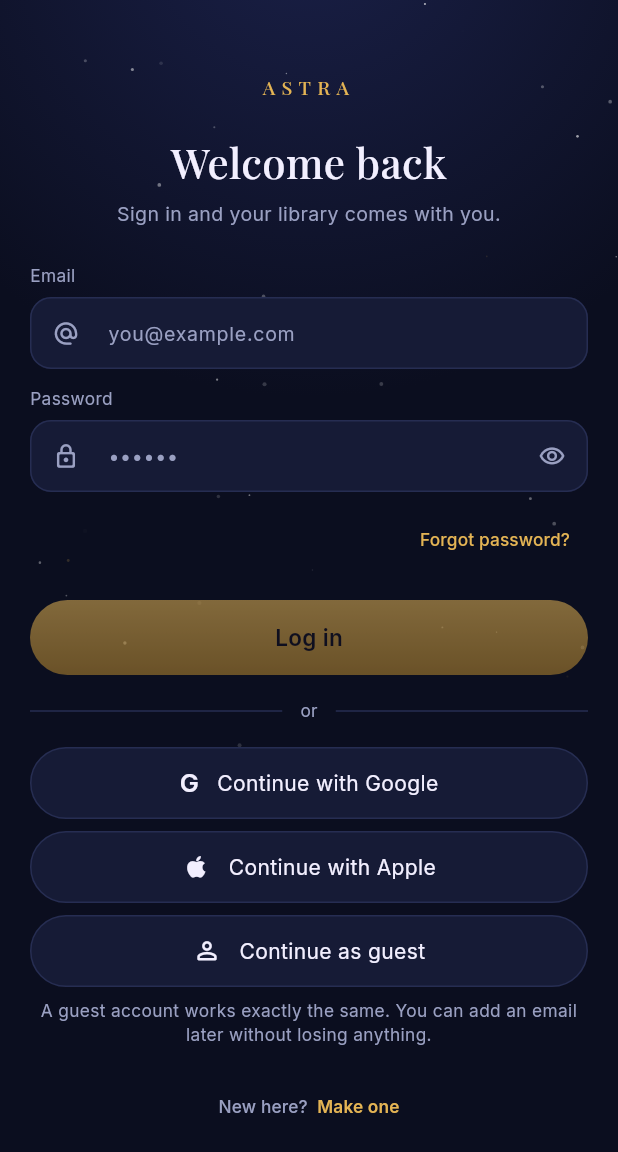
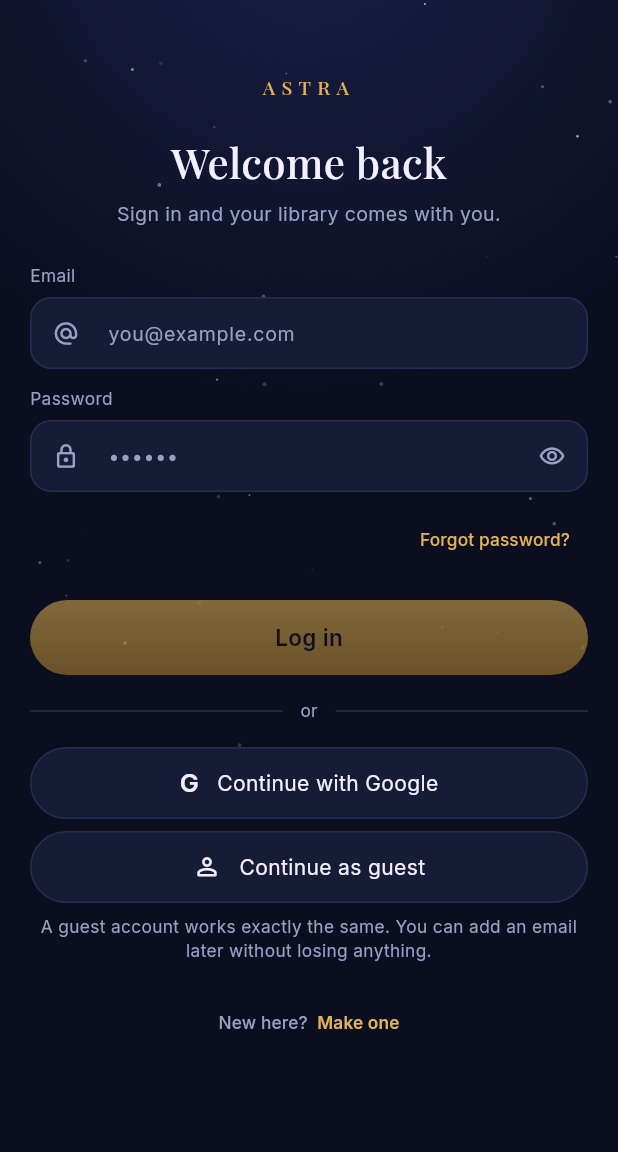
Before and after one commit to sid-sys/astra-manifest-anything, a Flutter app: the screen it shows after launch, on a phone screen of 412 x 824 dp. Shown: the top 1152 px of the screen. Run offline on Flutter 3.47's test engine with Material 3 defaults, Android fonts, the phone set to English and light mode, and no system bars; our stand-ins replace cloud_firestore, cloud_functions, firebase_auth, firebase_core, flutter_riverpod, google_fonts and 3 more; accounts and stored records are empty.

Commit message:
feat: drop the Apple sign-in button
Android-first app, and the button could not have worked without an Apple
developer account, a Service ID and a key. A visible option that returns
"that sign-in method is not enabled" is worse than no option.

The service method goes with it rather than sitting unused, with a note
where it was: if this is ever submitted to the App Store while Google
sign-in exists, Apple's guidelines require Sign in with Apple, and adding
it back is one line plus the portal config.

Co-Authored-By: Claude Opus 5 <noreply@anthropic.com>

```diff
--- a/lib/screens/auth_screen.dart
+++ b/lib/screens/auth_screen.dart
@@ -240,13 +240,6 @@ class _AuthScreenState extends ConsumerState<AuthScreen> {
                   enabled: !_busy,
                   onTap: () => _federated(auth.signInWithGoogle),
                 ),
-                const SizedBox(height: AstraSpacing.sm),
-                _ProviderButton(
-                  label: 'Continue with Apple',
-                  icon: Icons.apple,
-                  enabled: !_busy,
-                  onTap: () => _federated(auth.signInWithApple),
-                ),
 
                 if (!widget.asUpgrade) ...[
                   const SizedBox(height: AstraSpacing.sm),
--- a/lib/services/auth_service.dart
+++ b/lib/services/auth_service.dart
@@ -123,8 +123,10 @@ class AuthService {
   Future<UserCredential> signInWithGoogle() =>
       _federated(GoogleAuthProvider()..addScope('email'));
 
-  Future<UserCredential> signInWithApple() =>
-      _federated(AppleAuthProvider()..addScope('email'));
+  // Sign in with Apple is not offered. If this app is ever submitted to the App
+  // Store while Google sign-in exists, Apple's guidelines require it — adding
+  // it back is `_federated(AppleAuthProvider())` plus the Service ID and key in
+  // the Apple developer portal.
 
   /// One path for every OAuth provider, on every platform.
   ///
```
Also changed, not shown: 1 other file.
